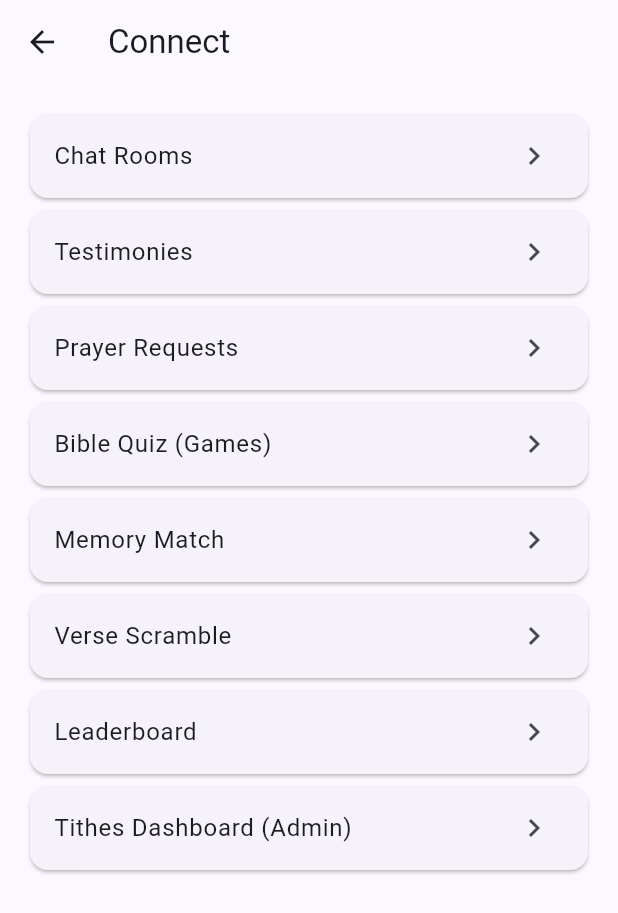
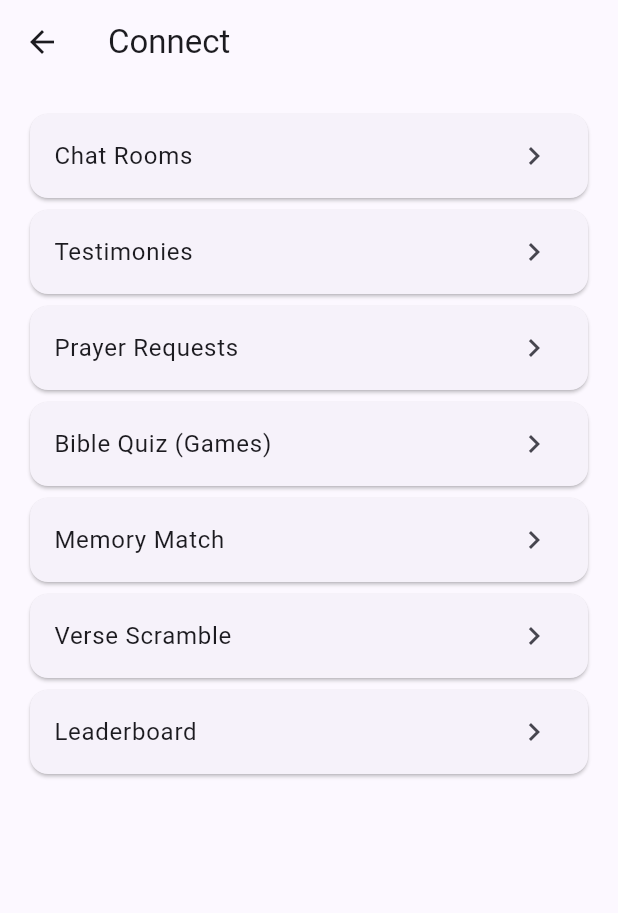
Before and after one commit to zibaapps/ChurchOnApp, a Flutter app: the ConnectTab screen opened directly, on a phone screen of 412 x 824 dp. Shown: the top 913 px of the screen. Run offline on Flutter 3.47's test engine with Material 3 defaults, Android fonts, the phone set to English and light mode, and no system bars; our stand-ins replace cloud_firestore, csv, dio, equatable, firebase_auth, firebase_core and 9 more; missing offline and left inert: dart:html, mobile_scanner, model_viewer_plus; accounts and stored records are empty.

```diff
--- a/church_on_app/lib/features/connect/connect_tab.dart
+++ b/church_on_app/lib/features/connect/connect_tab.dart
@@ -18,7 +18,6 @@ class ConnectTab extends StatelessWidget {
           _Tile('Memory Match', route: '/connect/games/memory'),
           _Tile('Verse Scramble', route: '/connect/games/scramble'),
           _Tile('Leaderboard', route: '/connect/games/leaderboard'),
-          _Tile('Tithes Dashboard (Admin)', route: '/admin/tithes'),
         ],
       ),
     );
```
Also changed, not shown: church_on_app/lib/features/give/give_tab.dart (+7 -0 lines).
